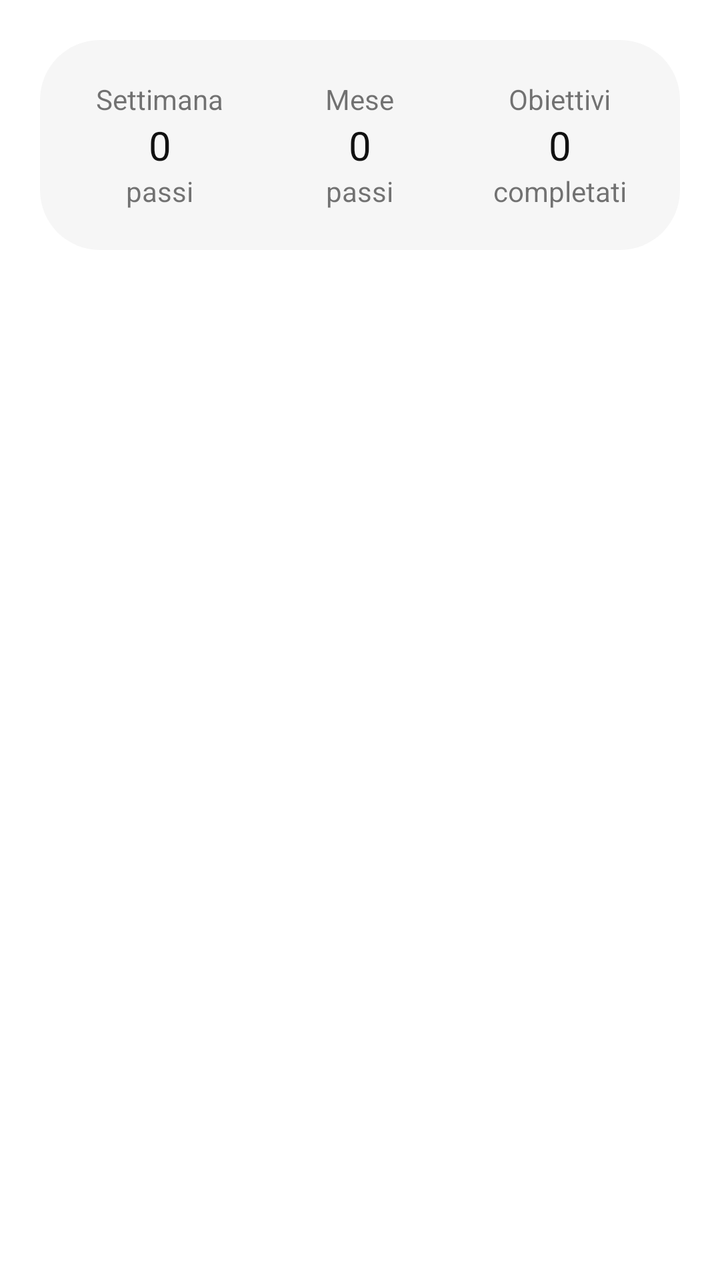
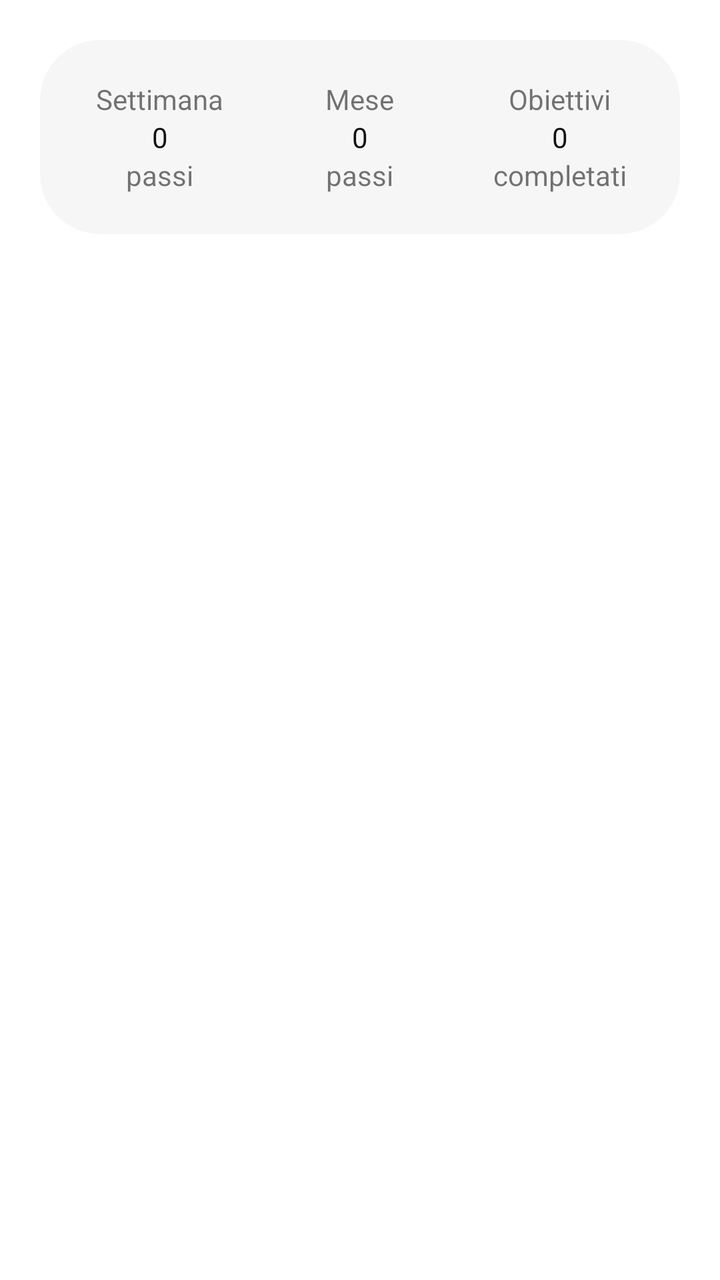

An Android layout rendered at two revisions. The XML below is the earlier revision; the diff shows what the commit changed to produce the second picture.
<!-- AndroidManifest.xml: application theme Theme.Passi -->
<!-- res/layout/fragment_stats.xml -->
<?xml version="1.0" encoding="utf-8"?>
<FrameLayout xmlns:android="http://schemas.android.com/apk/res/android"
    xmlns:tools="http://schemas.android.com/tools"
    android:layout_width="match_parent"
    android:layout_height="match_parent"
    android:id="@+id/frame"
    tools:context=".stats.StatsFragment">

    <LinearLayout
        android:layout_width="match_parent"
        android:layout_height="wrap_content"
        android:id="@+id/linear"
        android:orientation="vertical">
        <LinearLayout
            android:layout_width="match_parent"
            android:layout_height="wrap_content"
            android:layout_margin="20sp"
            android:paddingHorizontal="10sp"
            android:paddingVertical="20sp"
            android:orientation="horizontal"
            android:background="@drawable/rounded_corners">
            <LinearLayout
                android:layout_width="0dp"
                android:layout_height="wrap_content"
                android:layout_weight="1"
                android:orientation="vertical"
                android:gravity="center">
                <TextView
                    android:layout_width="wrap_content"
                    android:layout_height="wrap_content"
                    android:text="@string/settimana"/>
                <TextView
                    android:id="@+id/mediaPassiSettimana"
                    android:layout_width="wrap_content"
                    android:layout_height="wrap_content"
                    android:text="@string/passiOggi"
                    android:textSize="20sp"
                    android:textColor="@color/black" />
                <TextView
                    android:id="@+id/mediaKmSettimana"
                    android:layout_width="wrap_content"
                    android:layout_height="wrap_content"
                    android:text="@string/km"/>
            </LinearLayout>
            <LinearLayout
                android:layout_width="0dp"
                android:layout_height="wrap_content"
                android:layout_weight="1"
                android:orientation="vertical"
                android:gravity="center">
                <TextView
                    android:layout_width="wrap_content"
                    android:layout_height="wrap_content"
                    android:text="@string/mese"/>
                <TextView
                    android:id="@+id/mediaPassiMese"
                    android:layout_width="wrap_content"
                    android:layout_height="wrap_content"
                    android:text="@string/passiOggi"
                    android:textSize="20sp"
                    android:textColor="@color/black" />
                <TextView
                    android:id="@+id/mediaKmMese"
                    android:layout_width="wrap_content"
                    android:layout_height="wrap_content"
                    android:text="@string/km"/>
            </LinearLayout>
            <LinearLayout
                android:layout_width="0dp"
                android:layout_height="wrap_content"
                android:layout_weight="1"
                android:orientation="vertical"
                android:gravity="center">
                <TextView
                    android:layout_width="wrap_content"
                    android:layout_height="wrap_content"
                    android:text="@string/obiettivi"/>
                <TextView
                    android:id="@+id/obiettiviRaggiunti"
                    android:layout_width="wrap_content"
                    android:layout_height="wrap_content"
                    android:text="@string/passiOggi"
                    android:textSize="20sp"
                    android:textColor="@color/black" />
                <TextView
                    android:id="@+id/obiettiviTotali"
                    android:layout_width="wrap_content"
                    android:layout_height="wrap_content"
                    android:text="@string/obiettiviTot"/>
            </LinearLayout>
        </LinearLayout>
    </LinearLayout>

</FrameLayout>
<!-- resources referenced by this layout -->
<resources>
  <color name="black">#FF111111</color>
  <!-- drawable rounded_corners (drawable) -->
  <?xml version="1.0" encoding="utf-8"?>
  <shape xmlns:android="http://schemas.android.com/apk/res/android">
     <solid android:color="?attr/colorSecondaryVariant"></solid>
     <corners android:radius="30sp"></corners>
  </shape>
  <string name="km">passi</string>
  <string name="mese">Mese</string>
  <string name="obiettivi">Obiettivi</string>
  <string name="obiettiviTot">completati</string>
  <string name="passiOggi">0</string>
  <string name="settimana">Settimana</string>
  <style name="Theme.Passi" parent="Theme.MaterialComponents.DayNight.DarkActionBar">
          
          <item name="colorPrimary">@color/orange_500</item>
          <item name="colorPrimaryVariant">@color/orange_700</item>
          <item name="colorOnPrimary">@color/white</item>
          
          <item name="colorSecondary">@color/grey_300</item>
          <item name="colorSecondaryVariant">@color/grey_100</item>
          <item name="colorOnSecondary">@color/black</item>
          
          <item name="android:statusBarColor">?attr/colorPrimaryVariant</item>
          
      </style>
  <color name="orange_500">#FFFF7724</color>
  <color name="orange_700">#FFE64E1B</color>
  <color name="white">#FFFFFFFF</color>
  <color name="grey_300">#FFE5E5E5</color>
  <color name="grey_100">#FFF6F6F6</color>
</resources>

<!-- the commit's change to res/layout/fragment_stats.xml (unified diff, before → after) -->
@@ -14,9 +14,9 @@
         <LinearLayout
             android:layout_width="match_parent"
             android:layout_height="wrap_content"
-            android:layout_margin="20sp"
-            android:paddingHorizontal="10sp"
-            android:paddingVertical="20sp"
+            android:layout_margin="20dp"
+            android:paddingHorizontal="10dp"
+            android:paddingVertical="20dp"
             android:orientation="horizontal"
             android:background="@drawable/rounded_corners">
             <LinearLayout
@@ -34,7 +34,7 @@
                     android:layout_width="wrap_content"
                     android:layout_height="wrap_content"
                     android:text="@string/passiOggi"
-                    android:textSize="20sp"
+                    android:textSize="@dimen/text_size_subtitle"
                     android:textColor="@color/black" />
                 <TextView
                     android:id="@+id/mediaKmSettimana"
@@ -57,7 +57,7 @@
                     android:layout_width="wrap_content"
                     android:layout_height="wrap_content"
                     android:text="@string/passiOggi"
-                    android:textSize="20sp"
+                    android:textSize="@dimen/text_size_subtitle"
                     android:textColor="@color/black" />
                 <TextView
                     android:id="@+id/mediaKmMese"
@@ -80,7 +80,7 @@
                     android:layout_width="wrap_content"
                     android:layout_height="wrap_content"
                     android:text="@string/passiOggi"
-                    android:textSize="20sp"
+                    android:textSize="@dimen/text_size_subtitle"
                     android:textColor="@color/black" />
                 <TextView
                     android:id="@+id/obiettiviTotali"
